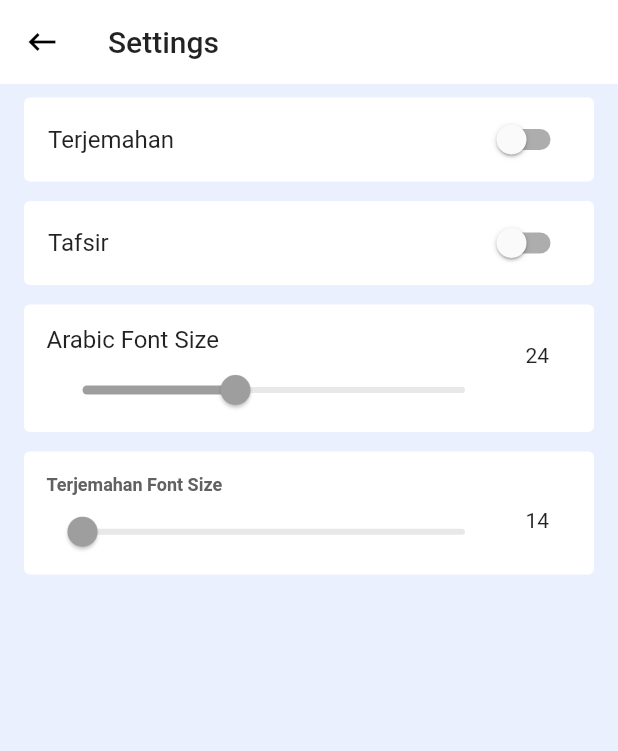
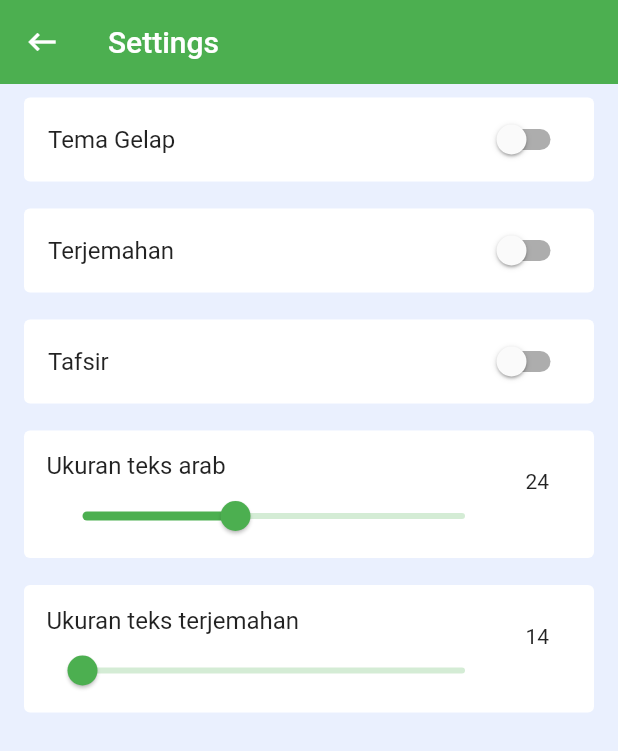
Before and after one commit to hifiaz/Qurani, a Flutter app: the Settings screen opened by its route, on a phone screen of 412 x 824 dp. Shown: the top 751 px of the screen. Run offline on Flutter 3.47's test engine with Material 2 defaults, Android fonts, the light colour scheme and no system bars; our stand-ins replace package_info; missing offline and left inert: pk_skeleton.

Commit message:
dark theme, ayat kursi

```diff
--- /dev/null
+++ b/lib/data/themes.dart
@@ -0,0 +1,45 @@
+import 'package:flutter/material.dart';
+
+enum MyTheme { light, dark }
+
+class ThemeNotifier with ChangeNotifier {
+  static bool _darkmode = false;
+  static List<ThemeData> themes = [
+    ThemeData(
+        brightness: Brightness.light,
+        primarySwatch: Colors.green,
+        scaffoldBackgroundColor: Color(0xffeaf0fe)),
+    ThemeData(
+      brightness: Brightness.dark,
+      primarySwatch: Colors.green,
+      canvasColor: Colors.black,
+    ),
+  ];
+
+  MyTheme _current = MyTheme.light;
+  ThemeData _currentTheme = themes[0];
+
+  void switchTheme(newValue) {
+    darkmode = newValue;
+    currentTheme == MyTheme.light
+        ? currentTheme = MyTheme.dark
+        : currentTheme = MyTheme.light;
+  }
+
+  set currentTheme(theme) {
+    if (theme != null) {
+      _current = theme;
+      _currentTheme = _current == MyTheme.light ? themes[0] : themes[1];
+      notifyListeners();
+    }
+  }
+
+  set darkmode(newvValue) {
+    _darkmode = newvValue;
+    notifyListeners();
+  }
+
+  get currentTheme => _current;
+  get curretThemeData => _currentTheme;
+  get darkmode => _darkmode;
+}
--- a/lib/ui/about.dart
+++ b/lib/ui/about.dart
@@ -1,4 +1,3 @@
-import 'package:alqurani/data/utils/style.dart';
 import 'package:flutter/material.dart';
 import 'package:package_info/package_info.dart';
 
@@ -18,9 +17,6 @@ class _AboutState extends State<About> {
         version = packageInfo.version;
         buildNumber = packageInfo.buildNumber;
       });
-      // String appName = packageInfo.appName;
-      // String packageName = packageInfo.packageName;
-      // String buildNumber = packageInfo.buildNumber;
     });
   }
 
@@ -32,7 +28,6 @@ class _AboutState extends State<About> {
           icon: Icon(Icons.keyboard_backspace),
           onPressed: () => Navigator.of(context).pop(),
         ),
-        backgroundColor: Colors.white,
         title: Text('About'),
         elevation: 0.0,
       ),
--- a/lib/ui/settings.dart
+++ b/lib/ui/settings.dart
@@ -1,5 +1,6 @@
+import 'package:alqurani/data/themes.dart';
 import 'package:alqurani/data/uistate.dart';
-import 'package:alqurani/data/utils/style.dart';
+import 'package:alqurani/ui/widget/cardsetting.dart';
 import 'package:flutter/material.dart';
 import 'package:provider/provider.dart';
 
@@ -12,78 +13,87 @@ class _SettingsState extends State<Settings> {
   @override
   Widget build(BuildContext context) {
     var ui = Provider.of<UiState>(context);
+    var dark = Provider.of<ThemeNotifier>(context);
     return Scaffold(
         appBar: AppBar(
           leading: IconButton(
             icon: Icon(Icons.keyboard_backspace),
             onPressed: () => Navigator.of(context).pop(),
           ),
-          backgroundColor: Colors.white,
           title: Text('Settings'),
           elevation: 0.0,
         ),
         body: Column(
           children: <Widget>[
-            Padding(
-              padding: const EdgeInsets.symmetric(horizontal: 12, vertical: 5),
-              child: Card(
-                elevation: 0,
-                child: ListTile(
-                  title: Text('Terjemahan'),
-                  trailing: Switch(
+            CardSetting(
+              title: 'Tema Gelap',
+              leading: Switch(
+                value: dark.darkmode,
+                onChanged: (newValue) => dark.switchTheme(newValue),
+              ),
+            ),
+            CardSetting(
+              title: 'Terjemahan',
+              leading: Switch(
                 value: ui.terjemahan,
                 onChanged: (newValue) => ui.terjemahan = newValue,
               ),
             ),
-              ),
-            ),
-            Padding(
-              padding: const EdgeInsets.symmetric(horizontal: 12),
-              child: Card(
-                elevation: 0,
-                child: ListTile(
-                  title: Text('Tafsir'),
-                  trailing: Switch(
+            CardSetting(
+              title: 'Tafsir',
+              leading: Switch(
                 value: ui.tafsir,
                 onChanged: (newValue) => ui.tafsir = newValue,
               ),
             ),
+            CardSlider(
+              title: 'Ukuran teks arab',
+              slider: Slider(
+                min: 0.5,
+                value: ui.sliderFontSize,
+                onChanged: (newValue) => ui.fontSize = newValue,
               ),
+              trailing: ui.fontSize.toInt().toString(),
             ),
-            Padding(
+            CardSlider(
+              title: 'Ukuran teks terjemahan',
+              slider: Slider(
+                min: 0.4,
+                value: ui.sliderFontSizetext,
+                onChanged: (newValue) => ui.fontSizetext = newValue,
+              ),
+              trailing: ui.fontSizetext.toInt().toString(),
+            ),
+          ],
+        ));
+  }
+}
+
+class CardSlider extends StatelessWidget {
+  const CardSlider({
+    Key key,
+    @required this.title,
+    @required this.slider,
+    @required this.trailing,
+  }) : super(key: key);
+
+  final String title;
+  final Widget slider;
+  final String trailing;
+
+  @override
+  Widget build(BuildContext context) {
+    return Padding(
       padding: const EdgeInsets.symmetric(horizontal: 12, vertical: 5),
       child: Card(
         elevation: 0,
         child: ListTile(
           contentPadding: EdgeInsets.only(top: 10, right: 30, left: 15),
-                  title: Text('Arabic Font Size'),
-                  subtitle: Slider(
-                    min: 0.5,
-                    value: ui.sliderFontSize,
-                    onChanged: (newValue) => ui.fontSize = newValue,
-                  ),
-                  trailing: Text('${ui.fontSize.toInt()}'),
+          title: Text(title),
+          subtitle: slider,
+          trailing: Text(trailing),
         ),
       ),
-            ),
-            Padding(
-              padding: const EdgeInsets.symmetric(horizontal: 12),
-              child: Card(
-                elevation: 0,
-                child: ListTile(
-                  contentPadding: EdgeInsets.only(top: 10, right: 30, left: 15),
-                  title: Text('Terjemahan Font Size',
-                      style: AppStyle.end2subtitle),
-                  trailing: Text('${ui.fontSizetext.toInt()}'),
-                  subtitle: Slider(
-                    min: 0.4,
-                    value: ui.sliderFontSizetext,
-                    onChanged: (newValue) => ui.fontSizetext = newValue,
-                  ),
-                ),
-              ),
-            ),
-          ],
-        ));
+    );
   }
 }
--- /dev/null
+++ b/lib/ui/widget/cardsetting.dart
@@ -0,0 +1,23 @@
+import 'package:flutter/material.dart';
+
+class CardSetting extends StatelessWidget {
+  const CardSetting({
+    Key key,
+    @required this.title,
+    @required this.leading,
+  }) : super(key: key);
+
+  final String title;
+  final Widget leading;
+
+  @override
+  Widget build(BuildContext context) {
+    return Padding(
+      padding: const EdgeInsets.symmetric(horizontal: 12, vertical: 5),
+      child: Card(
+        elevation: 0,
+        child: ListTile(title: Text(title), trailing: leading),
+      ),
+    );
+  }
+}
--- a/pubspec.yaml
+++ b/pubspec.yaml
@@ -11,7 +11,7 @@ description: A new Flutter project.
 # In iOS, build-name is used as CFBundleShortVersionString while build-number used as CFBundleVersion.
 # Read more about iOS versioning at
 # https://developer.apple.com/library/archive/documentation/General/Reference/InfoPlistKeyReference/Articles/CoreFoundationKeys.html
-version: 2.0.0+4
+version: 2.0.0+5
 
 environment:
   sdk: ">=2.2.2 <3.0.0"
```
Also changed, not shown: lib/data/models/allasmaul.dart (+2 -18 lines), lib/data/models/ayatkursi.dart (added, +33 -0 lines), lib/data/services.dart (+18 -0 lines), lib/main.dart (+7 -12 lines), lib/ui/detailsurah.dart (+9 -9 lines), lib/ui/home.dart (+17 -12 lines), lib/ui/listpage/ayatkursi.dart (added, +66 -0 lines), lib/ui/listpage/listasmaul.dart (+13 -42 lines), lib/ui/listpage/listdoa.dart (+7 -42 lines), lib/ui/widget/cardasmaul.dart (added, +45 -0 lines), lib/ui/widget/carddoa.dart (added, +49 -0 lines), pubspec.lock, 2 other files. Lines whose indentation alone changed are shown as unchanged.
